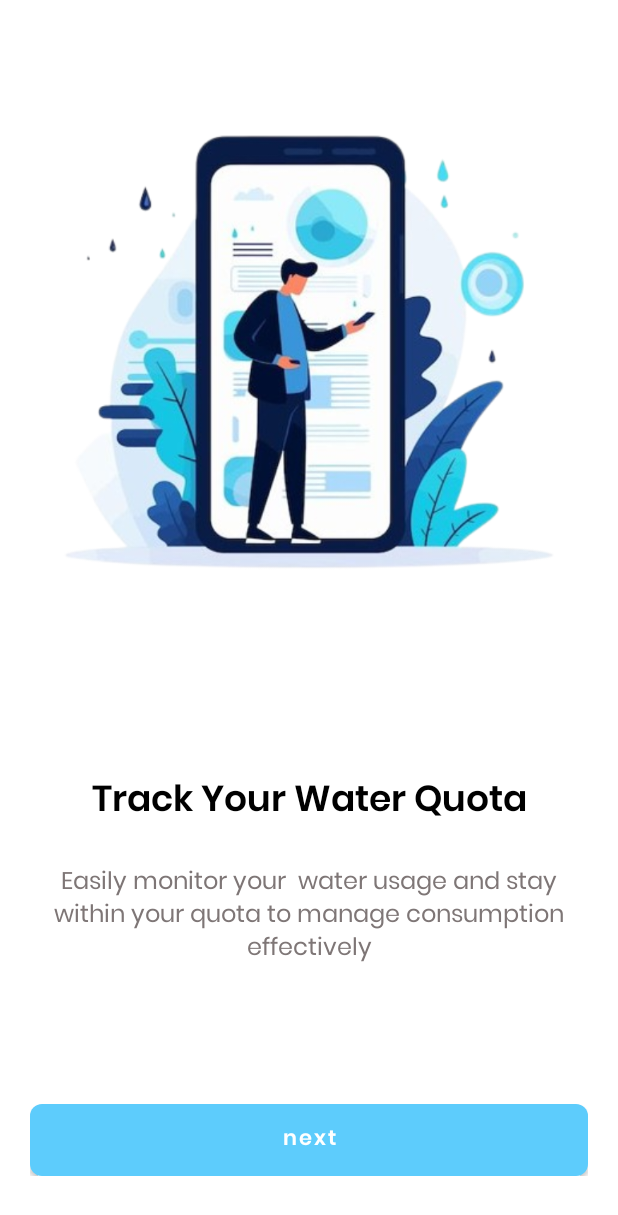
After one commit to ChirathiSomadasa/AquaFlow, an Android app: the layout activity_onboarding1.xml on its own in the app's theme, with its tools: preview values and no code run, on a phone screen of 412 x 824 dp. The commit adds this screen. Shown: the top 1215 px of the screen. Run offline under Robolectric (Android 15) with nearby library versions, the phone set to English and light mode, and no system bars.

Commit message:
Implement Onboarding Screen 1

```diff
--- a/app/src/main/AndroidManifest.xml
+++ b/app/src/main/AndroidManifest.xml
@@ -13,6 +13,9 @@
         android:theme="@style/Theme.AquaFlow"
         tools:targetApi="31">
         <activity
+            android:name=".Onboarding1Activity"
+            android:exported="false" />
+        <activity
             android:name=".MainActivity"
             android:exported="true">
             <intent-filter>
--- a/app/src/main/java/com/chirathi/aquaflow/MainActivity.kt
+++ b/app/src/main/java/com/chirathi/aquaflow/MainActivity.kt
@@ -1,7 +1,10 @@
 package com.chirathi.aquaflow
 
+import android.content.Intent
 import androidx.appcompat.app.AppCompatActivity
 import android.os.Bundle
+import android.os.Handler
+import android.os.Looper
 import android.view.Window
 import android.view.WindowManager
 
@@ -17,5 +20,11 @@ class MainActivity : AppCompatActivity() {
         requestWindowFeature(Window.FEATURE_NO_TITLE)// Request to hide the title bar
 
         setContentView(R.layout.activity_main)
+
+        Handler(Looper.getMainLooper()).postDelayed({
+            val intent = Intent(this, Onboarding1Activity::class.java)
+            startActivity(intent)
+        },2000)
+
     }
 }
--- /dev/null
+++ b/app/src/main/java/com/chirathi/aquaflow/Onboarding1Activity.kt
@@ -0,0 +1,11 @@
+package com.chirathi.aquaflow
+
+import androidx.appcompat.app.AppCompatActivity
+import android.os.Bundle
+
+class Onboarding1Activity : AppCompatActivity() {
+    override fun onCreate(savedInstanceState: Bundle?) {
+        super.onCreate(savedInstanceState)
+        setContentView(R.layout.activity_onboarding1)
+    }
+}
--- /dev/null
+++ b/app/src/main/res/drawable/blue_btn.xml
@@ -0,0 +1,6 @@
+<?xml version="1.0" encoding="utf-8"?>
+<shape xmlns:android="http://schemas.android.com/apk/res/android"
+    android:shape="rectangle">
+    <corners android:radius="8dp" /> <!-- Adjust the radius to change the roundness of corners -->
+    <solid android:color="#5DCCFC" /> <!-- Change the color as needed -->
+</shape>
--- /dev/null
+++ b/app/src/main/res/layout/activity_onboarding1.xml
@@ -0,0 +1,65 @@
+<?xml version="1.0" encoding="utf-8"?>
+<LinearLayout xmlns:android="http://schemas.android.com/apk/res/android"
+    xmlns:app="http://schemas.android.com/apk/res-auto"
+    xmlns:tools="http://schemas.android.com/tools"
+    android:layout_width="match_parent"
+    android:layout_height="match_parent"
+    android:fitsSystemWindows="true"
+    android:orientation="vertical"
+    android:background="@color/white"
+    tools:context=".Onboarding1Activity">
+
+    <ImageView
+        android:layout_width="400dp"
+        android:layout_height="400dp"
+        android:layout_gravity="center"
+        android:layout_weight="2"
+        app:srcCompat="@drawable/onboarding1" />
+
+    <LinearLayout
+        android:layout_width="match_parent"
+        android:layout_height="wrap_content"
+        android:layout_marginBottom="4dp"
+        android:background="@color/white"
+        android:orientation="vertical"
+        android:padding="20dp"
+        android:layout_marginVertical="20dp">
+
+        <TextView
+            android:id="@+id/topic1"
+            android:layout_width="match_parent"
+            android:layout_height="wrap_content"
+            android:layout_marginTop="10dp"
+            android:text="Track Your Water Quota"
+            android:textAlignment="center"
+            android:textColor="@color/black"
+            android:textSize="24sp"
+            android:textStyle="bold" />
+
+        <TextView
+            android:id="@+id/description"
+            android:layout_width="match_parent"
+            android:layout_height="wrap_content"
+            android:layout_marginTop="10dp"
+            android:textAlignment="center"
+            android:padding="10dp"
+            android:text="Easily monitor your  water usage and stay within your quota to manage consumption effectively"
+            android:textColor="@color/gray"
+            android:textSize="16sp" />
+
+        <Button
+            android:id="@+id/btn_next"
+            android:layout_width="match_parent"
+            android:layout_height="wrap_content"
+            android:layout_marginTop="80dp"
+            android:background="@drawable/blue_btn"
+            android:text="next"
+            android:textAllCaps="false"
+            android:textColor="@color/white"
+            android:textStyle="bold"
+            app:backgroundTint="@color/blue" />
+    </LinearLayout>
+
+
+
+</LinearLayout>
--- a/app/src/main/res/values/colors.xml
+++ b/app/src/main/res/values/colors.xml
@@ -5,4 +5,6 @@
     <color name="blue">#5DCCFC</color>
     <color name="wave_blue">#4B93DDFB</color>
     <color name="wave_lightblue">#36D2EEFA</color>
+    <color name="gray">#7E7676</color>
+
 </resources>
```
Also changed, not shown: app/src/main/res/drawable/onboarding1.png (added).
